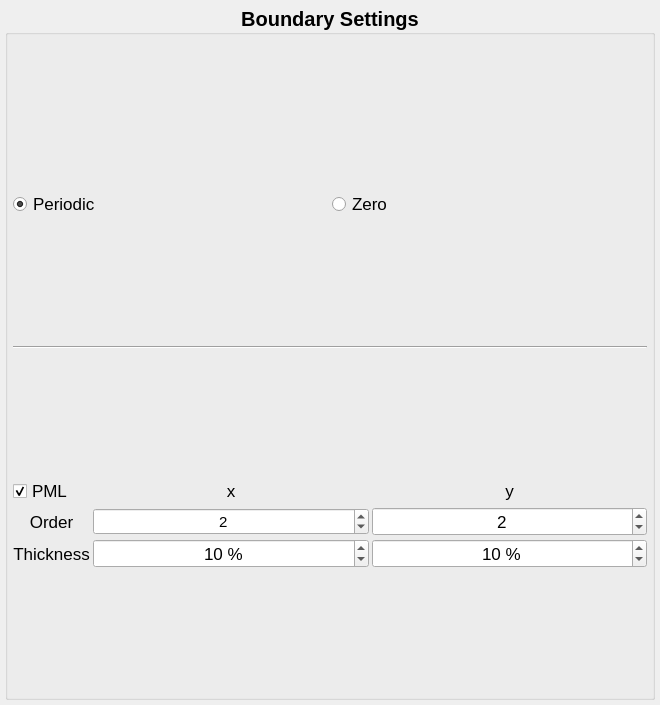
Above: dirac/gui/mainwindow/boundarysettings/boundary_group_box.ui from brands-d/Dirac before the change. Below: the same form after it.
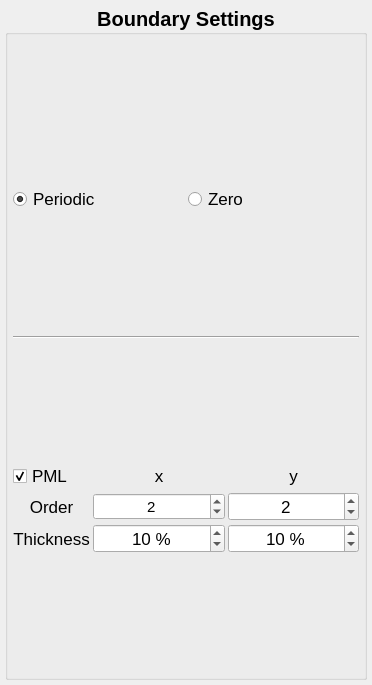
That is the form after the change.

Patch:
```diff
--- a/dirac/gui/mainwindow/boundarysettings/boundary_group_box.ui
+++ b/dirac/gui/mainwindow/boundarysettings/boundary_group_box.ui
@@ -6,8 +6,8 @@
    <rect>
     <x>0</x>
     <y>0</y>
-    <width>660</width>
-    <height>705</height>
+    <width>372</width>
+    <height>685</height>
    </rect>
   </property>
   <property name="windowTitle">
```
Left out of the diff: 28 changed lines with no effect on the pictures.
